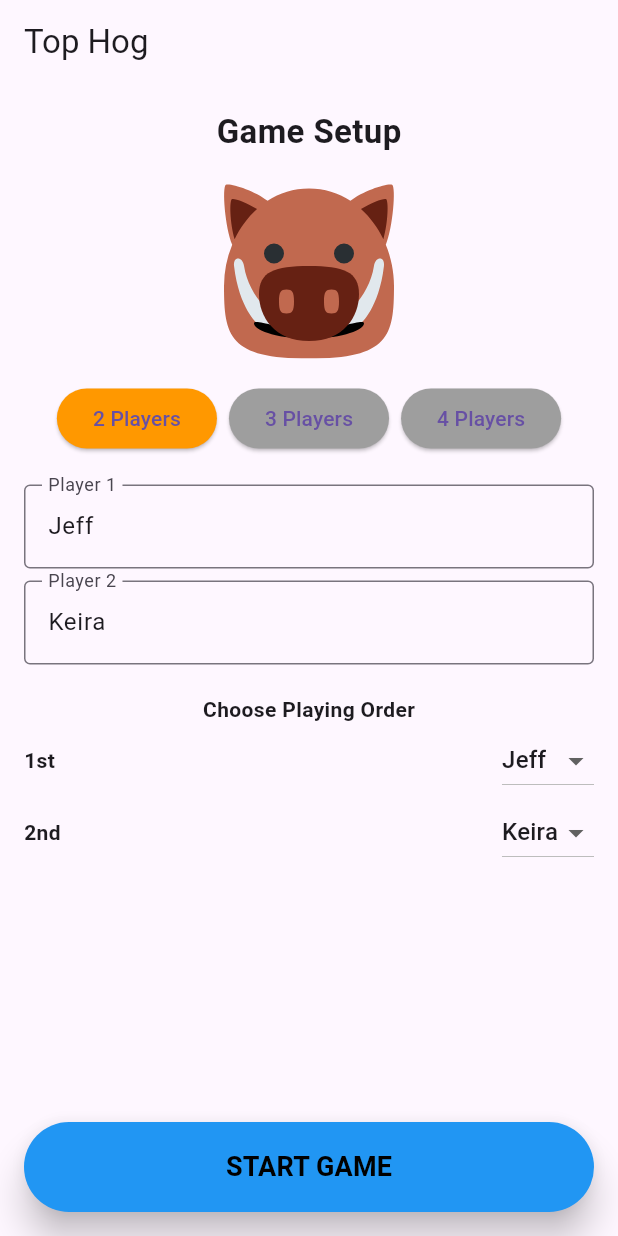
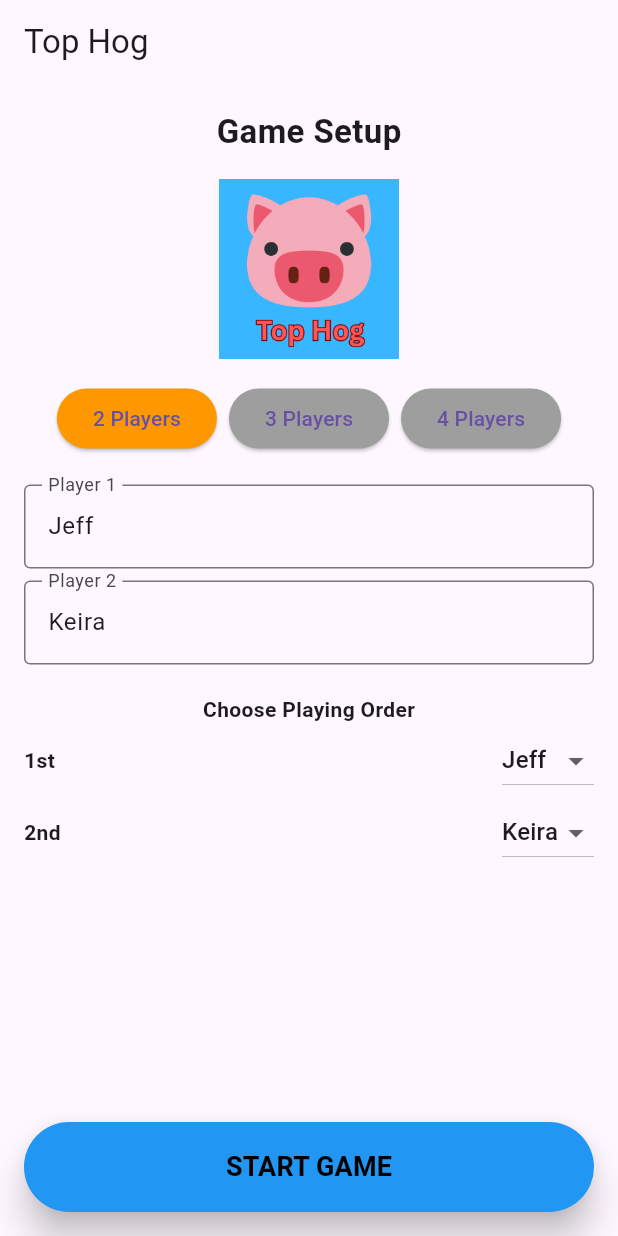
Before and after one commit to jeffhearn71-gif/top_hog_app, a Flutter app: the screen it shows after launch, on a phone screen of 412 x 824 dp. Run offline on Flutter 3.47's test engine with Material 3 defaults, Android fonts, the phone set to English and light mode, and no system bars; our stand-ins replace audioplayers, flutter_svg.

Commit message:
new app_icon on setup screen

```diff
--- a/lib/presentation/screens/setup_screen.dart
+++ b/lib/presentation/screens/setup_screen.dart
@@ -98,7 +98,7 @@ class _SetupScreenState extends State<SetupScreen> {
 
             const SizedBox(height: 16),
 
-            SvgPicture.asset('assets/icons/rank5_top_hog.svg', height: 120),
+            Image.asset('assets/icons/app_icon.png', height: 120),
 
             const SizedBox(height: 16),
 
```
